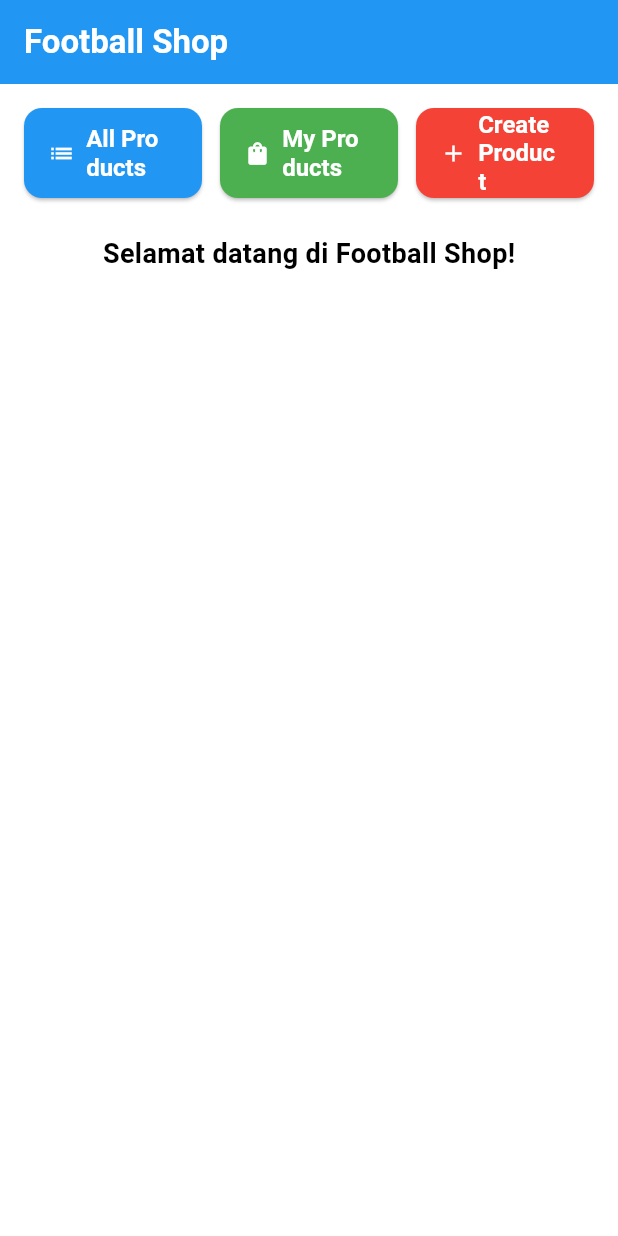
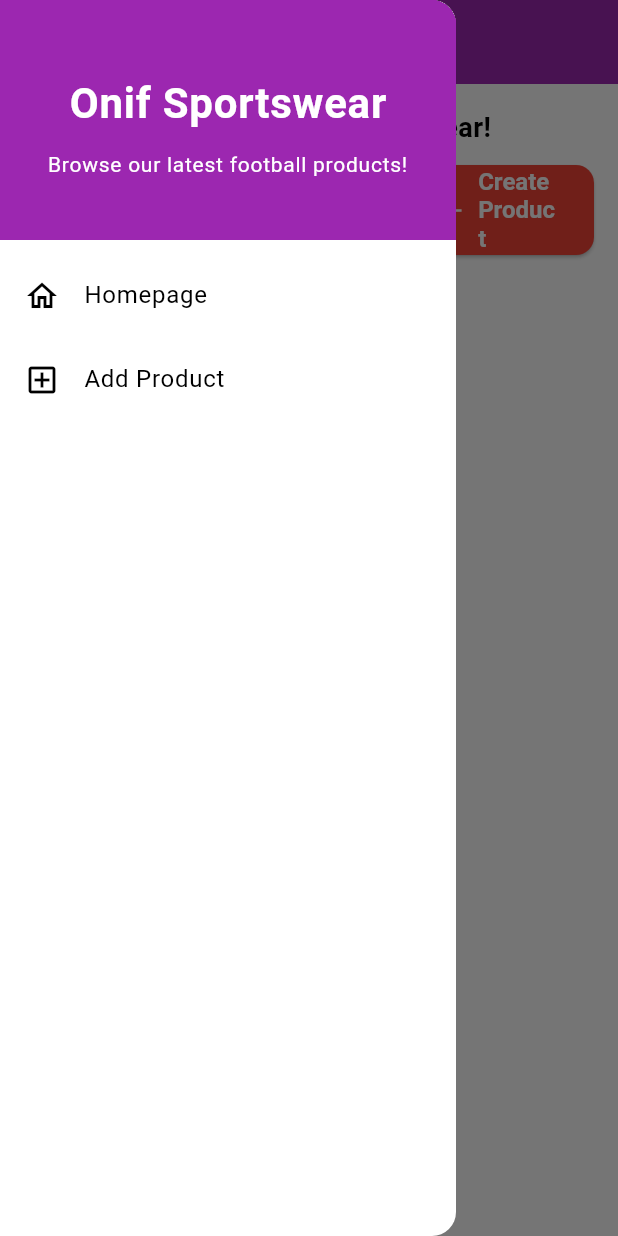
Before and after one commit to alfino157/football-shop-mobile, a Flutter app: the screen it shows after launch, with the side drawer open (before the commit the screen has no drawer), on a phone screen of 412 x 824 dp. Run offline on Flutter 3.47's test engine with Material 3 defaults, Android fonts, the phone set to English and light mode, and no system bars.

Commit message:
Menyelesaikan tugas 8

```diff
--- a/football_shop/lib/main.dart
+++ b/football_shop/lib/main.dart
@@ -1,5 +1,5 @@
 import 'package:flutter/material.dart';
-import 'package:football_shop/menu.dart'; // Mengimpor file menu.dart
+import 'package:football_shop/screens/menu.dart'; // Mengimpor file menu.dart
 
 void main() {
   runApp(const FootballShopApp());
@@ -14,8 +14,8 @@ class FootballShopApp extends StatelessWidget {
       title: 'Football Shop',
       theme: ThemeData(
         // Tema warna aplikasi diatur menggunakan ColorScheme
-        colorScheme: ColorScheme.fromSwatch(primarySwatch: Colors.blue)
-            .copyWith(secondary: Colors.blueAccent[400]),
+        colorScheme: ColorScheme.fromSwatch(primarySwatch: Colors.purple)
+            .copyWith(secondary: const Color.fromARGB(255, 229, 31, 222)),
       ),
       home: const MyHomePage(), // Halaman utama aplikasi
     );
--- a/football_shop/lib/menu.dart
+++ b/football_shop/lib/screens/menu.dart
@@ -1,4 +1,6 @@
 import 'package:flutter/material.dart';
+import 'package:football_shop/screens/productlist_form.dart';
+import 'package:football_shop/widgets/left_drawer.dart';
 
 class MyHomePage extends StatelessWidget {
   const MyHomePage({super.key});
@@ -10,7 +12,7 @@ class MyHomePage extends StatelessWidget {
       // Bagian atas halaman (AppBar)
       appBar: AppBar(
         title: const Text(
-          'Football Shop',
+          'Onif Sportswear',
           style: TextStyle(
             color: Colors.white,
             fontWeight: FontWeight.bold,
@@ -18,6 +20,7 @@ class MyHomePage extends StatelessWidget {
         ),
         backgroundColor: Theme.of(context).colorScheme.primary,
       ),
+      drawer: LeftDrawer(),
 
       // Bagian isi utama (body)
       body: Padding(
@@ -25,6 +28,18 @@ class MyHomePage extends StatelessWidget {
         child: Column(
           crossAxisAlignment: CrossAxisAlignment.stretch,
           children: [
+            // welcoming text
+            const Center(
+              child: Text(
+                'Welcome to Onif Sportswear!',
+                style: TextStyle(
+                  fontWeight: FontWeight.bold,
+                  fontSize: 18.0,
+                ),
+              ),
+            ),
+            const SizedBox(height: 12),
+
             // Menampilkan 3 tombol secara horizontal dalam 1 baris (Row)
             Row(
               children: [
@@ -124,25 +139,19 @@ class MyHomePage extends StatelessWidget {
                                   "Kamu telah menekan tombol Create Product"),
                             ),
                           );
+                        Navigator.push(
+                          context,
+                          MaterialPageRoute(
+                            builder: (context) => const ProductFormPage()),
+                        );
                       },
                     ),
                   ),
                 ),
               ],
             ),
-
             const SizedBox(height: 24),
 
-            // welcoming text
-            const Center(
-              child: Text(
-                'Selamat datang di Football Shop!',
-                style: TextStyle(
-                  fontWeight: FontWeight.bold,
-                  fontSize: 18.0,
-                ),
-              ),
-            ),
           ],
         ),
       ),
--- /dev/null
+++ b/football_shop/lib/widgets/left_drawer.dart
@@ -0,0 +1,59 @@
+import 'package:flutter/material.dart';
+import 'package:football_shop/screens/menu.dart';
+import 'package:football_shop/screens/productlist_form.dart';
+
+class LeftDrawer extends StatelessWidget {
+  const LeftDrawer({super.key});
+
+  @override
+  Widget build(BuildContext context) {
+    return Drawer(
+      child: ListView(
+        children: [
+          const DrawerHeader(
+            decoration: BoxDecoration(color: Colors.purple),
+            child: Column(
+              mainAxisAlignment: MainAxisAlignment.center,
+              children: [
+                Text(
+                  'Onif Sportswear',
+                  style: TextStyle(
+                    fontSize: 28,
+                    fontWeight: FontWeight.bold,
+                    color: Colors.white,
+                  ),
+                ),
+                SizedBox(height: 10),
+                Text(
+                  "Browse our latest football products!",
+                  textAlign: TextAlign.center,
+                  style: TextStyle(fontSize: 14, color: Colors.white),
+                ),
+              ],
+            ),
+          ),
+          ListTile(
+            leading: const Icon(Icons.home_outlined),
+            title: const Text('Homepage'),
+            onTap: () {
+              Navigator.pushReplacement(
+                context,
+                MaterialPageRoute(builder: (context) => const MyHomePage()),
+              );
+            },
+          ),
+          ListTile(
+            leading: const Icon(Icons.add_box_outlined),
+            title: const Text('Add Product'),
+            onTap: () {
+              Navigator.push(
+                context,
+                MaterialPageRoute(builder: (context) => const ProductFormPage()),
+              );
+            },
+          ),
+        ],
+      ),
+    );
+  }
+}
```
Also changed, not shown: football_shop/lib/screens/productlist_form.dart (added, +294 -0 lines).
